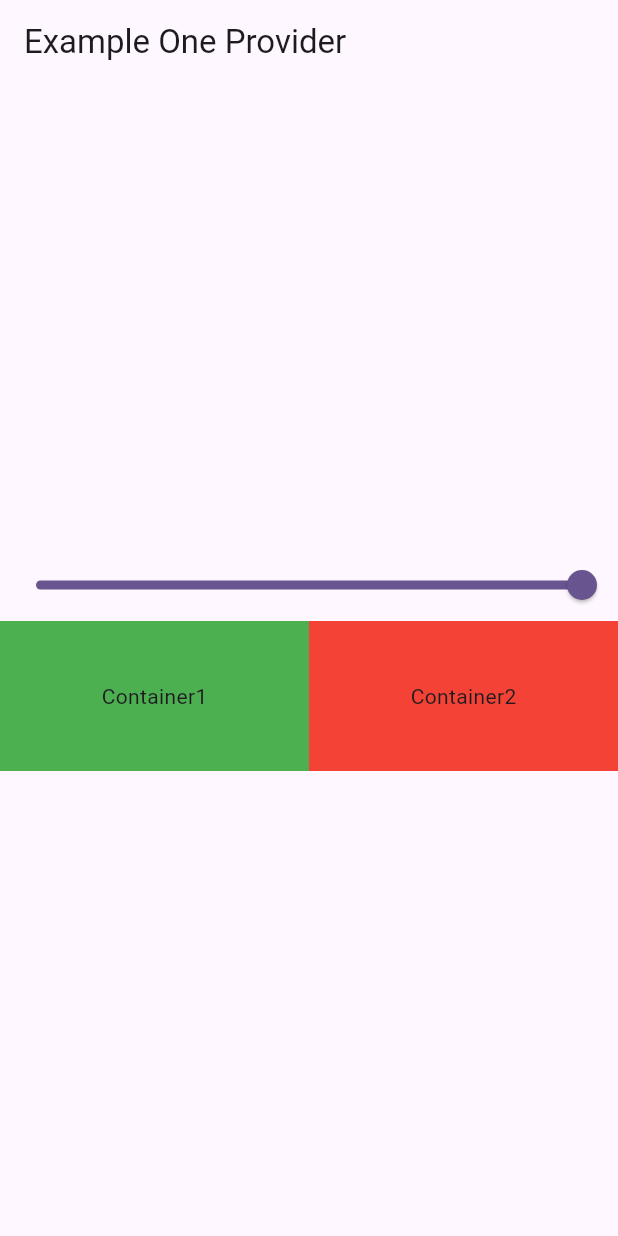
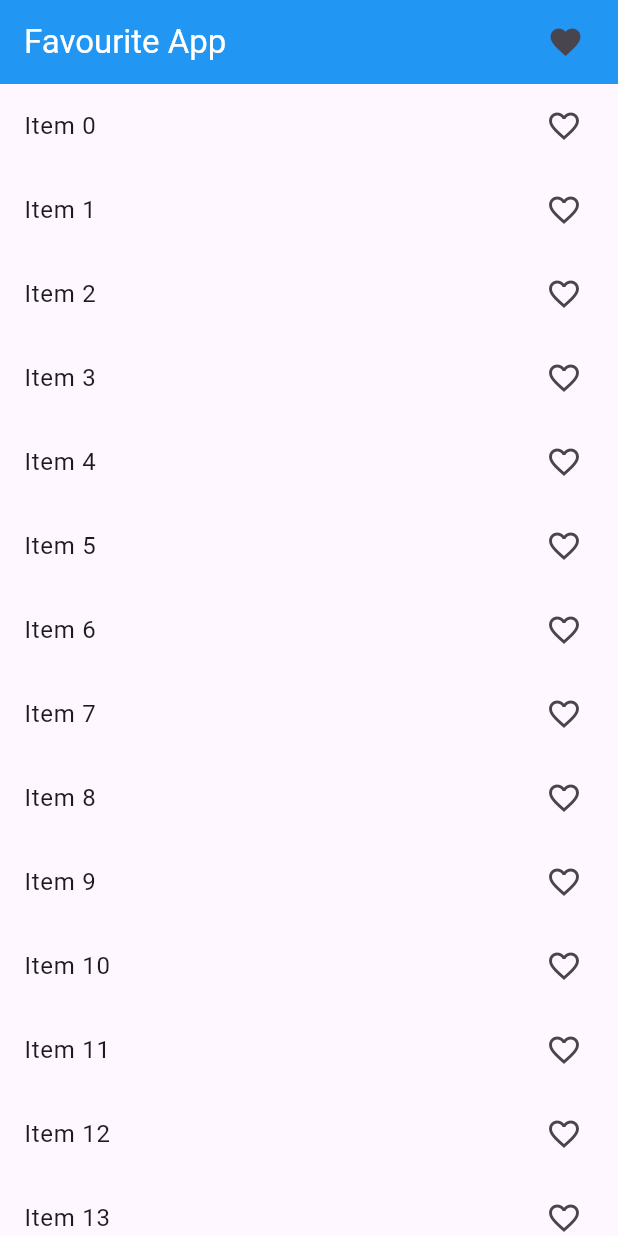
Before and after one commit to Shakshor/provider_state_starting_flutter, a Flutter app: the screen it shows after launch, on a phone screen of 412 x 824 dp. Run offline on Flutter 3.47's test engine with Material 2 defaults, Android fonts, the phone set to English and light mode, and no system bars.

Commit message:
provider learning favourite screen done

```diff
--- a/lib/main.dart
+++ b/lib/main.dart
@@ -2,8 +2,10 @@ import 'package:flutter/material.dart';
 import 'package:provider/provider.dart';
 import 'package:provider_state_management_starting/provider/count_provider.dart';
 import 'package:provider_state_management_starting/provider/example_one_provider.dart';
+import 'package:provider_state_management_starting/provider/favourite_provider.dart';
 import 'package:provider_state_management_starting/screen/count_example.dart';
 import 'package:provider_state_management_starting/screen/example_one.dart';
+import 'package:provider_state_management_starting/screen/favourite/favourite_screen.dart';
 import 'package:provider_state_management_starting/why_provider.dart';
 
 void main() {
@@ -24,6 +26,7 @@ class MyApp extends StatelessWidget {
       providers: [
         ChangeNotifierProvider(create: (_) => CountProvider()),
         ChangeNotifierProvider(create: (_) => ExampleOneProvider()),
+        ChangeNotifierProvider(create: (_) => FavouriteItemProvider()),
       ],
 
       child: MaterialApp(
@@ -32,7 +35,10 @@ class MyApp extends StatelessWidget {
           colorScheme: ColorScheme.fromSeed(seedColor: Colors.deepPurple),
           useMaterial3: true,
         ),
-        home: ExampleOneScreen(),
+
+        // main screen
+        home: const FavouriteScreen(),
+
       ),
     );
 
--- /dev/null
+++ b/lib/provider/favourite_provider.dart
@@ -0,0 +1,29 @@
+import 'package:flutter/foundation.dart';
+
+
+class FavouriteItemProvider with ChangeNotifier{
+
+  // state
+  final List<int> _selectedItem = [];
+
+  List<int> get selectedItem => _selectedItem;
+
+  // create method
+  void addItem(int index){
+
+    _selectedItem.add(index);
+    notifyListeners();
+  }
+
+
+  // remove method
+  void removeItem(int index){
+
+    _selectedItem.remove(index);
+    notifyListeners();
+  }
+
+
+
+
+}
--- /dev/null
+++ b/lib/screen/favourite/favourite_screen.dart
@@ -0,0 +1,90 @@
+import 'package:flutter/material.dart';
+import 'package:provider/provider.dart';
+import 'package:provider_state_management_starting/provider/favourite_provider.dart';
+import 'package:provider_state_management_starting/screen/favourite/my_favourite_screen.dart';
+
+class FavouriteScreen extends StatefulWidget {
+  const FavouriteScreen({super.key});
+
+  @override
+  State<FavouriteScreen> createState() => _FavouriteScreenState();
+}
+
+class _FavouriteScreenState extends State<FavouriteScreen> {
+
+
+  // states
+  // List<int> selectedItem = [];
+
+  @override
+  Widget build(BuildContext context) {
+
+    // final favouriteItemProvider = Provider.of<FavouriteItemProvider>(context);
+
+    print('build');
+
+    return Scaffold(
+
+      appBar: AppBar(
+        title: Text('Favourite App',
+        style: const TextStyle(color: Colors.white),),
+        backgroundColor: Colors.blue,
+        actions: [
+
+          InkWell(
+
+            onTap: (){
+              Navigator.push(context, MaterialPageRoute(builder: (context) => MyFavouriteItemScreen()));
+            },
+              child: Icon(Icons.favorite),
+          ),
+          SizedBox(width: 23,)
+
+        ],
+      ),
+
+      body: Column(
+
+        children: [
+
+          Expanded(
+              child: ListView.builder(
+                  itemCount: 20,
+                  itemBuilder: (context, index){
+                    return Consumer<FavouriteItemProvider>(
+                        builder: (context, value, child){
+                          return ListTile(
+
+                            onTap: (){
+
+
+                              if(value.selectedItem.contains(index)){
+                                value.removeItem(index);
+                              }
+                              else{
+
+                                value.addItem(index);
+
+                              }
+
+
+                            },
+
+                            title: Text('Item ${index}'),
+                            trailing: Icon(
+                                value.selectedItem.contains(index) ? Icons.favorite :Icons.favorite_outline
+                            ),
+                          );
+                        });
+                  })
+          ),
+
+        ],
+
+      ),
+
+
+
+    );
+  }
+}
```
Also changed, not shown: lib/screen/favourite/my_favourite_screen.dart (added, +79 -0 lines).
